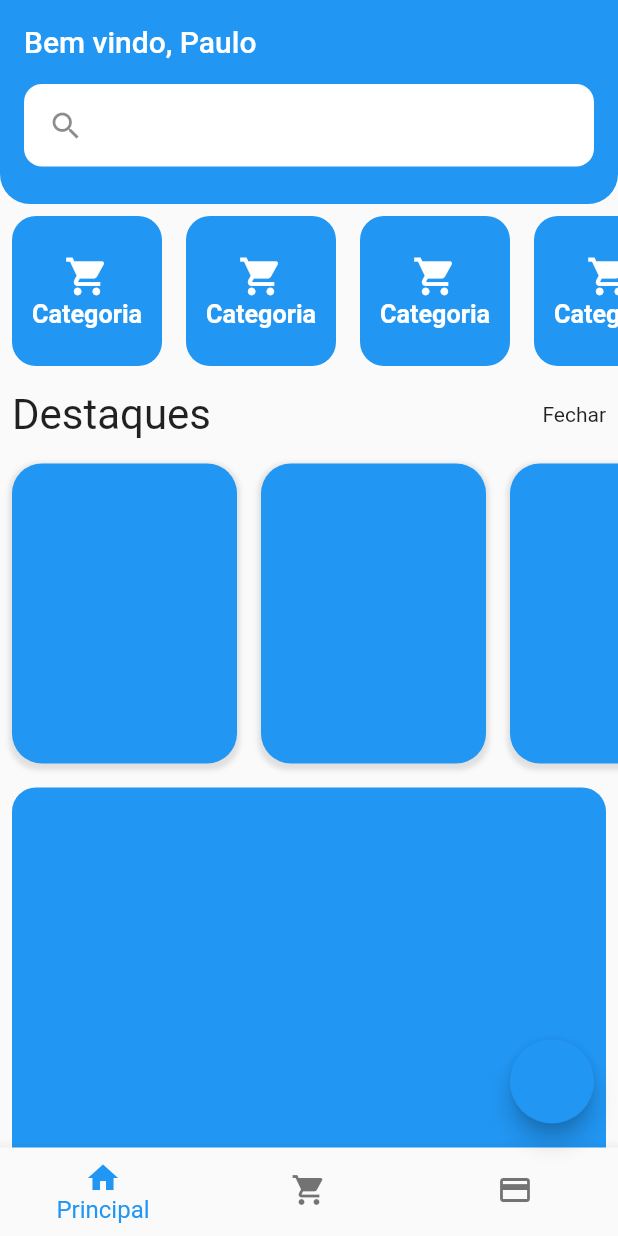
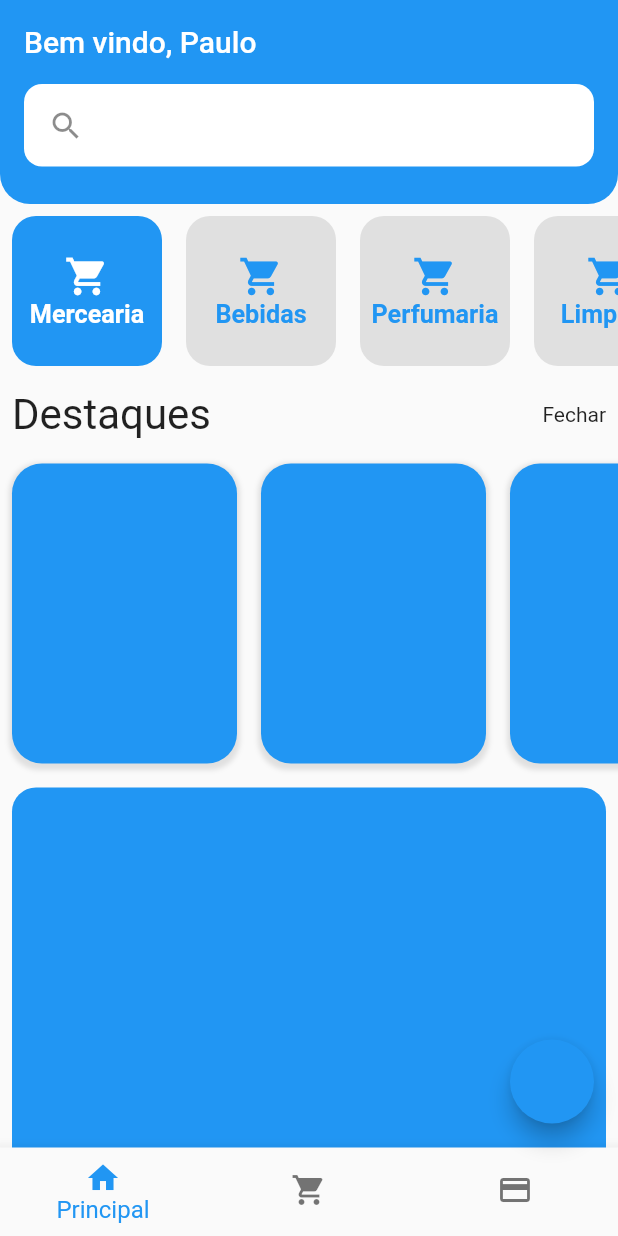
Before and after one commit to PauloRamosDev/multi_vendas, a Flutter app: the screen it shows after launch, on a phone screen of 412 x 824 dp. Run offline on Flutter 3.47's test engine with Material 2 defaults, Android fonts, the phone set to English and light mode, and no system bars.

Commit message:
implementando detalhes e lista de categoria selecionada

```diff
--- a/lib/menu_principal.dart
+++ b/lib/menu_principal.dart
@@ -11,6 +11,8 @@ class Menu extends StatefulWidget {
 }
 
 class _MenuState extends State<Menu> {
+  int category = 0;
+
   @override
   Widget build(BuildContext context) {
     return Scaffold(
@@ -19,19 +21,21 @@ class _MenuState extends State<Menu> {
         title: Text('Bem vindo, Paulo'),
       ),
       floatingActionButton: FloatingActionButton(onPressed: () {
-        Navigator.of(context).push(
-            MaterialPageRoute(builder: (context) => DetalhesProduto()));
+        Navigator.of(context)
+            .push(MaterialPageRoute(builder: (context) => DetalhesProduto()));
       }),
       bottomNavigationBar: MyBottombar(),
       body: Column(
         children: <Widget>[
           //pesquisa
           Container(
+            clipBehavior: Clip.hardEdge,
             decoration: BoxDecoration(
               borderRadius: BorderRadius.only(
                   bottomRight: Radius.circular(20),
                   bottomLeft: Radius.circular(20)),
-                color: Colors.blue),
+              color: Colors.blue,
+            ),
             height: 80,
             child: Padding(
               padding: const EdgeInsets.only(bottom: 25, left: 16, right: 16),
@@ -51,6 +55,15 @@ class _MenuState extends State<Menu> {
   }
 
   ListView buildListView() {
+    var listCategorias = [
+      'Mercearia',
+      'Bebidas',
+      'Perfumaria',
+      'Limpeza',
+      'Bazar',
+      'Pet'
+    ];
+
     return ListView(
       shrinkWrap: true,
       physics: ClampingScrollPhysics(),
@@ -59,16 +72,21 @@ class _MenuState extends State<Menu> {
           scrollDirection: Axis.horizontal,
           child: Row(
             children: List.generate(
-              6,
-                  (index) =>
-                  Padding(
+                listCategorias.length,
+                (index) => Padding(
                   padding: const EdgeInsets.all(8.0),
+                  child: GestureDetector(
+                        onTap: () {
+                          setState(() {
+                            category = index;
+                          });
+                        },
                         child: CardCategories(
-                      label: 'Categoria',
-                      select: true,
+                          label: listCategorias[index],
+                          select: index == category,
                         ),
                       ),
-            ),
+                )),
           ),
         ),
         //Destaques
@@ -93,8 +111,7 @@ class _MenuState extends State<Menu> {
                 child: Row(
                   children: List.generate(
                       3,
-                          (index) =>
-                          Padding(
+                      (index) => Padding(
                             padding: const EdgeInsets.all(8.0),
                             child: Container(
                               height: 200,
```
Also changed, not shown: lib/delalhes_produto.dart (+22 -13 lines). Lines whose indentation alone changed are shown as unchanged.
